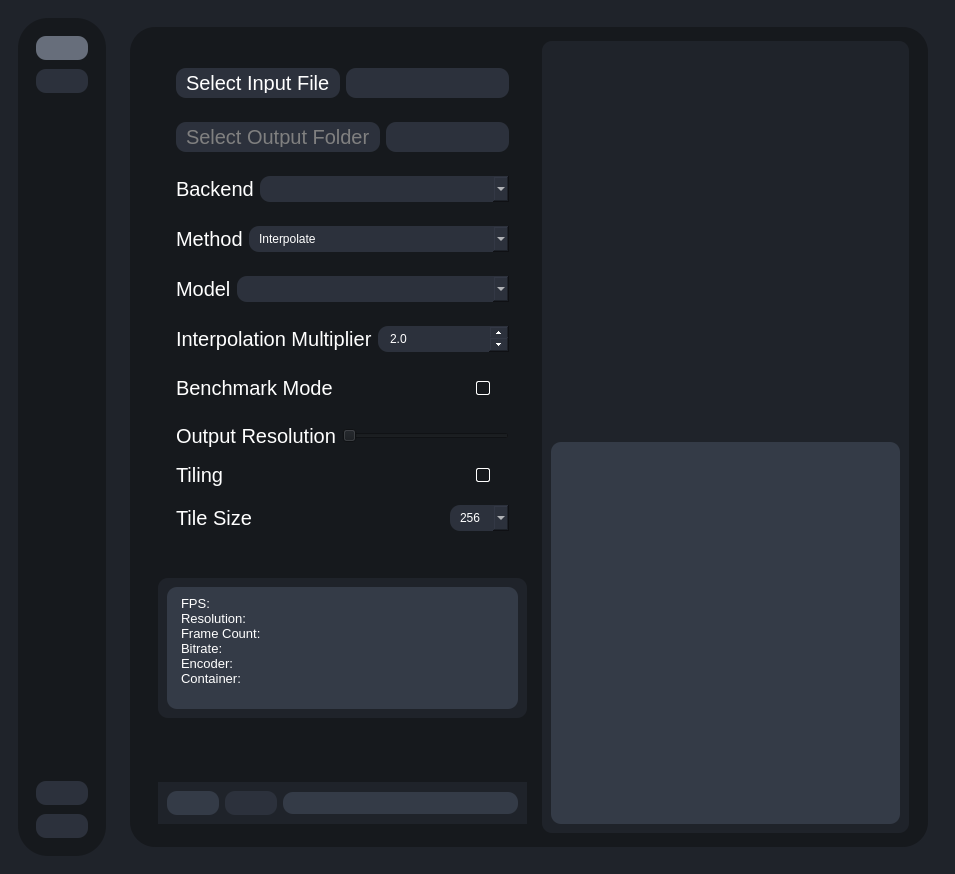
This is testRVEInterface.ui in TNTwise/Rife-ESRGAN-App-Linux-QT as Qt 5 draws it before an edit. The edited form follows.
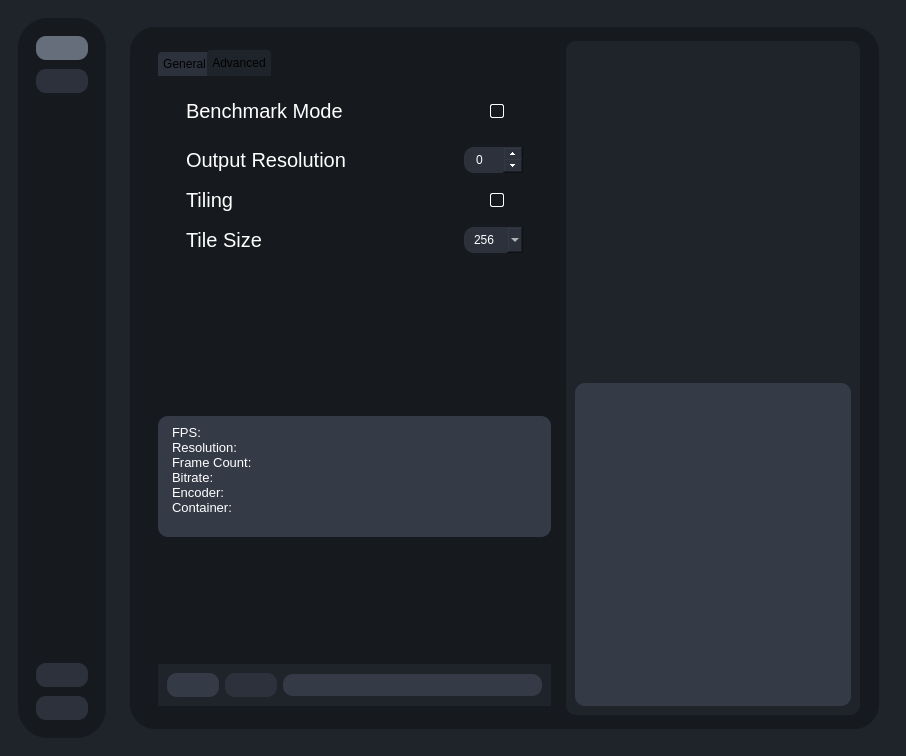
This is the edited form. The open tabs and pages were chosen to show the change. Icons and pictures are not drawn.

Commit message: convert to tabbed

The edit to the form file:
```diff
--- a/testRVEInterface.ui
+++ b/testRVEInterface.ui
@@ -6,8 +6,8 @@
    <rect>
     <x>0</x>
     <y>0</y>
-    <width>955</width>
-    <height>874</height>
+    <width>906</width>
+    <height>756</height>
    </rect>
   </property>
   <property name="windowTitle">
@@ -316,7 +316,79 @@
         width: 20px;
         height: 15px;
     }
-</string>
+QSpinBox{
+	background-color:#2c313c;
+	padding:5px 10px;
+	border-radius: 10px;
+	color:white;
+}
+QSpinBox::up-arrow {
+       
+		image: url(:/icons/icons/arrow-up.svg); 
+    }
+QSpinBox::down-arrow {
+
+        image: url(:/icons/icons/arrow-down.svg); 
+		
+    }
+QSpinBox::up-button {
+        width: 20px;
+        height: 15px;
+    }
+QSpinBox::down-button {
+        width: 20px;
+        height: 15px;
+    }
+QTabWidget::pane { /* The tab widget frame */
+                border-top: 0px solid #C2C7CB;
+                top: -0.5em;
+                background: transparent;
+            }
+
+            QTabWidget::tab-bar {
+                alignment: left;
+            }
+
+            QTabBar::tab {
+                background: #2c313c;
+                border: 0px solid #C4C4C3;
+                border-bottom-color: #C2C7CB; /* same as the pane color */
+                border-top-left-radius: 4px;
+                border-top-right-radius: 4px;
+                min-width: 8ex;
+                padding: 5px;
+            }
+
+            QTabBar::tab:selected, QTabBar::tab:hover {
+                background: #1f232a;
+            }
+
+            QTabBar::tab:selected {
+                border-color: transparent;
+                border-bottom-color: transparent; /* same as pane color */
+            }
+
+            QTabBar::tab:!selected {
+                margin-top: 2px; /* make non-selected tabs look smaller */
+            }
+
+            QTabBar::tab:selected {
+                /* expand/overlap to the left and right by 4px */
+                margin-left: -4px;
+                margin-right: -4px;
+            }
+
+            QTabBar::tab:first:selected {
+                margin-left: 0; /* the first selected tab should not overlap */
+            }
+
+            QTabBar::tab:last:selected {
+                margin-right: 0; /* the last selected tab should not overlap */
+            }
+
+            QTabBar::tab:only-one {
+                margin: 0; /* if there is only one tab, it should not overlap */
+            }</string>
              </property>
              <layout class="QGridLayout" name="gridLayout_3">
               <item row="0" column="0">
@@ -341,7 +413,14 @@
                 </property>
                 <layout class="QVBoxLayout" name="verticalLayout_7">
                  <item>
-                  <widget class="QWidget" name="processSettingsContainer" native="true">
+                  <widget class="QTabWidget" name="processSettingsContainer">
+                   <property name="currentIndex">
+                    <number>0</number>
+                   </property>
+                   <widget class="QWidget" name="processSettingsContainerPage1">
+                    <attribute name="title">
+                     <string>General</string>
+                    </attribute>
                    <layout class="QVBoxLayout" name="verticalLayout_21">
                     <item>
                      <widget class="QWidget" name="inputFileContainer" native="true">
@@ -629,6 +708,13 @@
                       </layout>
                      </widget>
                     </item>
+                    </layout>
+                   </widget>
+                   <widget class="QWidget" name="tab">
+                    <attribute name="title">
+                     <string>Advanced</string>
+                    </attribute>
+                    <layout class="QVBoxLayout" name="verticalLayout_10">
                     <item>
                      <widget class="QWidget" name="widget_6" native="true">
                       <layout class="QHBoxLayout" name="horizontalLayout_15">
@@ -737,11 +823,20 @@
                           </widget>
                          </item>
                          <item>
-                          <widget class="QSlider" name="horizontalSlider">
+                           <spacer name="horizontalSpacer_15">
                            <property name="orientation">
                             <enum>Qt::Orientation::Horizontal</enum>
                            </property>
-                          </widget>
+                            <property name="sizeHint" stdset="0">
+                             <size>
+                              <width>40</width>
+                              <height>20</height>
+                             </size>
+                            </property>
+                           </spacer>
+                          </item>
+                          <item>
+                           <widget class="QSpinBox" name="spinBox"/>
                          </item>
                         </layout>
                        </item>
@@ -880,18 +975,15 @@
                          </layout>
                         </widget>
                        </item>
-                      </layout>
-                     </widget>
-                    </item>
                     <item>
-                     <spacer name="horizontalSpacer_14">
+                         <spacer name="verticalSpacer_4">
                       <property name="orientation">
-                       <enum>Qt::Orientation::Horizontal</enum>
+                           <enum>Qt::Orientation::Vertical</enum>
                       </property>
                       <property name="sizeHint" stdset="0">
                        <size>
-                        <width>40</width>
-                        <height>20</height>
+                            <width>20</width>
+                            <height>40</height>
                        </size>
                       </property>
                      </spacer>
@@ -899,34 +991,17 @@
                    </layout>
                   </widget>
                  </item>
-                 <item>
-                  <widget class="QWidget" name="videoInfoContainer" native="true">
-                   <property name="minimumSize">
-                    <size>
-                     <width>0</width>
-                     <height>0</height>
-                    </size>
-                   </property>
-                   <property name="maximumSize">
-                    <size>
-                     <width>16777215</width>
-                     <height>140</height>
-                    </size>
-                   </property>
-                   <property name="styleSheet">
-                    <string notr="true">QWidget {
-	background-color:#1f232a;
-	border-radius:10px;
-}</string>
-                   </property>
-                   <layout class="QVBoxLayout" name="verticalLayout_10">
+                    </layout>
+                   </widget>
+                  </widget>
+                 </item>
                     <item>
                      <widget class="QTextEdit" name="videoInfoTextEdit">
                       <property name="enabled">
                        <bool>true</bool>
                       </property>
                       <property name="sizePolicy">
-                       <sizepolicy hsizetype="MinimumExpanding" vsizetype="MinimumExpanding">
+                    <sizepolicy hsizetype="MinimumExpanding" vsizetype="Expanding">
                         <horstretch>0</horstretch>
                         <verstretch>0</verstretch>
                        </sizepolicy>
@@ -934,7 +1009,7 @@
                       <property name="minimumSize">
                        <size>
                         <width>0</width>
-                        <height>0</height>
+                     <height>120</height>
                        </size>
                       </property>
                       <property name="maximumSize">
@@ -959,6 +1034,12 @@
                       <property name="horizontalScrollBarPolicy">
                        <enum>Qt::ScrollBarPolicy::ScrollBarAlwaysOff</enum>
                       </property>
+                   <property name="sizeAdjustPolicy">
+                    <enum>QAbstractScrollArea::SizeAdjustPolicy::AdjustToContents</enum>
+                   </property>
+                   <property name="lineWrapMode">
+                    <enum>QTextEdit::LineWrapMode::NoWrap</enum>
+                   </property>
                       <property name="readOnly">
                        <bool>true</bool>
                       </property>
@@ -969,17 +1050,14 @@
 hr { height: 1px; border-width: 0; }
 li.unchecked::marker { content: &quot;\2610&quot;; }
 li.checked::marker { content: &quot;\2612&quot;; }
-&lt;/style&gt;&lt;/head&gt;&lt;body style=&quot; font-family:'Cantarell'; font-size:11pt; font-weight:400; font-style:normal;&quot;&gt;
-&lt;p style=&quot; margin-top:0px; margin-bottom:0px; margin-left:0px; margin-right:0px; -qt-block-indent:0; text-indent:0px;&quot;&gt;&lt;span style=&quot; font-family:'Sans Serif'; font-size:10pt;&quot;&gt;FPS:&lt;/span&gt;&lt;/p&gt;
-&lt;p style=&quot; margin-top:0px; margin-bottom:0px; margin-left:0px; margin-right:0px; -qt-block-indent:0; text-indent:0px;&quot;&gt;&lt;span style=&quot; font-family:'Sans Serif'; font-size:10pt;&quot;&gt;Resolution:&lt;/span&gt;&lt;/p&gt;
-&lt;p style=&quot; margin-top:0px; margin-bottom:0px; margin-left:0px; margin-right:0px; -qt-block-indent:0; text-indent:0px;&quot;&gt;&lt;span style=&quot; font-family:'Sans Serif'; font-size:10pt;&quot;&gt;Frame Count:&lt;/span&gt;&lt;/p&gt;
-&lt;p style=&quot; margin-top:0px; margin-bottom:0px; margin-left:0px; margin-right:0px; -qt-block-indent:0; text-indent:0px;&quot;&gt;&lt;span style=&quot; font-family:'Sans Serif'; font-size:10pt;&quot;&gt;Bitrate:&lt;/span&gt;&lt;/p&gt;
-&lt;p style=&quot; margin-top:0px; margin-bottom:0px; margin-left:0px; margin-right:0px; -qt-block-indent:0; text-indent:0px;&quot;&gt;&lt;span style=&quot; font-family:'Sans Serif'; font-size:10pt;&quot;&gt;Encoder:&lt;/span&gt;&lt;/p&gt;
-&lt;p style=&quot; margin-top:0px; margin-bottom:0px; margin-left:0px; margin-right:0px; -qt-block-indent:0; text-indent:0px;&quot;&gt;&lt;span style=&quot; font-family:'Sans Serif'; font-size:10pt;&quot;&gt;Container:&lt;/span&gt;&lt;/p&gt;&lt;/body&gt;&lt;/html&gt;</string>
-                      </property>
-                     </widget>
-                    </item>
-                   </layout>
+&lt;/style&gt;&lt;/head&gt;&lt;body style=&quot; font-family:'Noto Sans'; font-size:10pt; font-weight:400; font-style:normal;&quot;&gt;
+&lt;p style=&quot; margin-top:0px; margin-bottom:0px; margin-left:0px; margin-right:0px; -qt-block-indent:0; text-indent:0px;&quot;&gt;&lt;span style=&quot; font-family:'Sans Serif';&quot;&gt;FPS:&lt;/span&gt;&lt;/p&gt;
+&lt;p style=&quot; margin-top:0px; margin-bottom:0px; margin-left:0px; margin-right:0px; -qt-block-indent:0; text-indent:0px;&quot;&gt;&lt;span style=&quot; font-family:'Sans Serif';&quot;&gt;Resolution:&lt;/span&gt;&lt;/p&gt;
+&lt;p style=&quot; margin-top:0px; margin-bottom:0px; margin-left:0px; margin-right:0px; -qt-block-indent:0; text-indent:0px;&quot;&gt;&lt;span style=&quot; font-family:'Sans Serif';&quot;&gt;Frame Count:&lt;/span&gt;&lt;/p&gt;
+&lt;p style=&quot; margin-top:0px; margin-bottom:0px; margin-left:0px; margin-right:0px; -qt-block-indent:0; text-indent:0px;&quot;&gt;&lt;span style=&quot; font-family:'Sans Serif';&quot;&gt;Bitrate:&lt;/span&gt;&lt;/p&gt;
+&lt;p style=&quot; margin-top:0px; margin-bottom:0px; margin-left:0px; margin-right:0px; -qt-block-indent:0; text-indent:0px;&quot;&gt;&lt;span style=&quot; font-family:'Sans Serif';&quot;&gt;Encoder:&lt;/span&gt;&lt;/p&gt;
+&lt;p style=&quot; margin-top:0px; margin-bottom:0px; margin-left:0px; margin-right:0px; -qt-block-indent:0; text-indent:0px;&quot;&gt;&lt;span style=&quot; font-family:'Sans Serif';&quot;&gt;Container:&lt;/span&gt;&lt;/p&gt;&lt;/body&gt;&lt;/html&gt;</string>
+                   </property>
                   </widget>
                  </item>
                  <item>
@@ -1213,7 +1291,7 @@
                   <widget class="QWidget" name="infoSubContainer" native="true">
                    <layout class="QVBoxLayout" name="verticalLayout_9">
                     <property name="spacing">
-                     <number>0</number>
+                     <number>9</number>
                     </property>
                     <property name="leftMargin">
                      <number>0</number>
@@ -1256,7 +1334,7 @@
 hr { height: 1px; border-width: 0; }
 li.unchecked::marker { content: &quot;\2610&quot;; }
 li.checked::marker { content: &quot;\2612&quot;; }
-&lt;/style&gt;&lt;/head&gt;&lt;body style=&quot; font-family:'Cantarell'; font-size:13pt; font-weight:400; font-style:normal;&quot;&gt;
+&lt;/style&gt;&lt;/head&gt;&lt;body style=&quot; font-family:'Noto Sans'; font-size:13pt; font-weight:400; font-style:normal;&quot;&gt;
 &lt;p style=&quot;-qt-paragraph-type:empty; margin-top:0px; margin-bottom:0px; margin-left:0px; margin-right:0px; -qt-block-indent:0; text-indent:0px; font-family:'Sans Serif'; font-size:15pt;&quot;&gt;&lt;br /&gt;&lt;/p&gt;&lt;/body&gt;&lt;/html&gt;</string>
                       </property>
                      </widget>
```
Left out of the diff: 5 changed lines with no effect on the pictures. Lines whose indentation alone changed are shown as unchanged.
